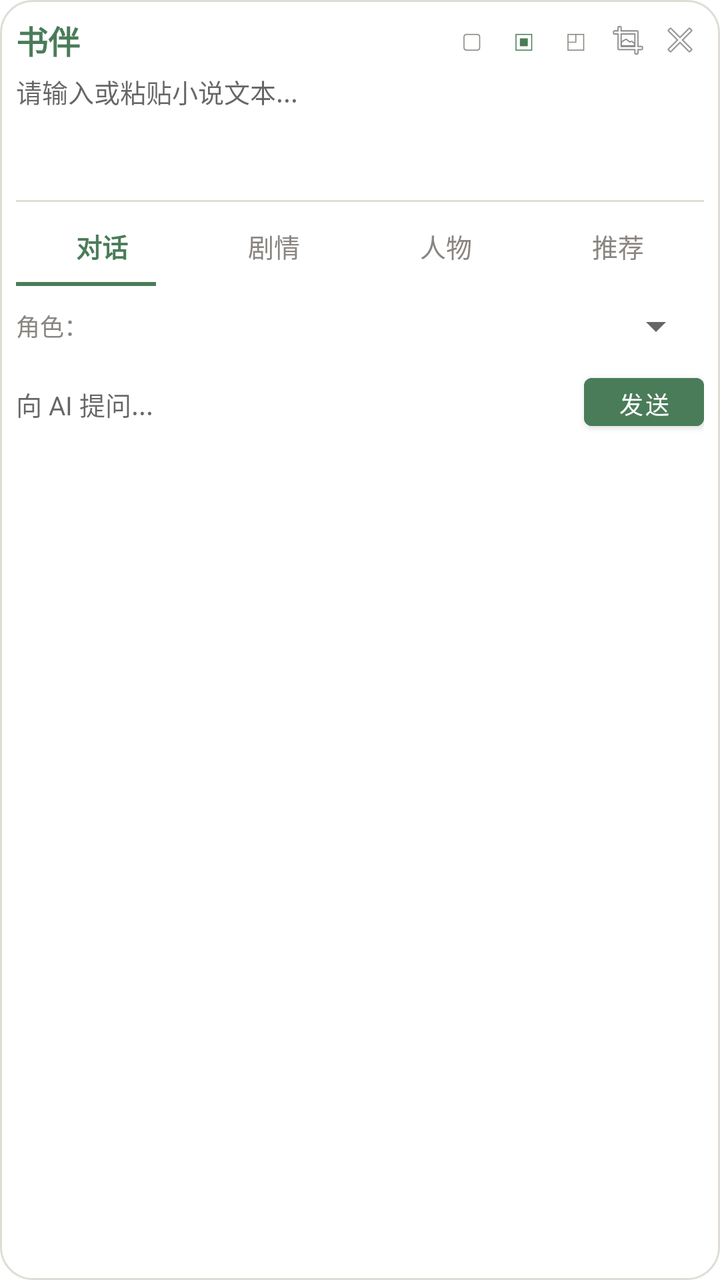
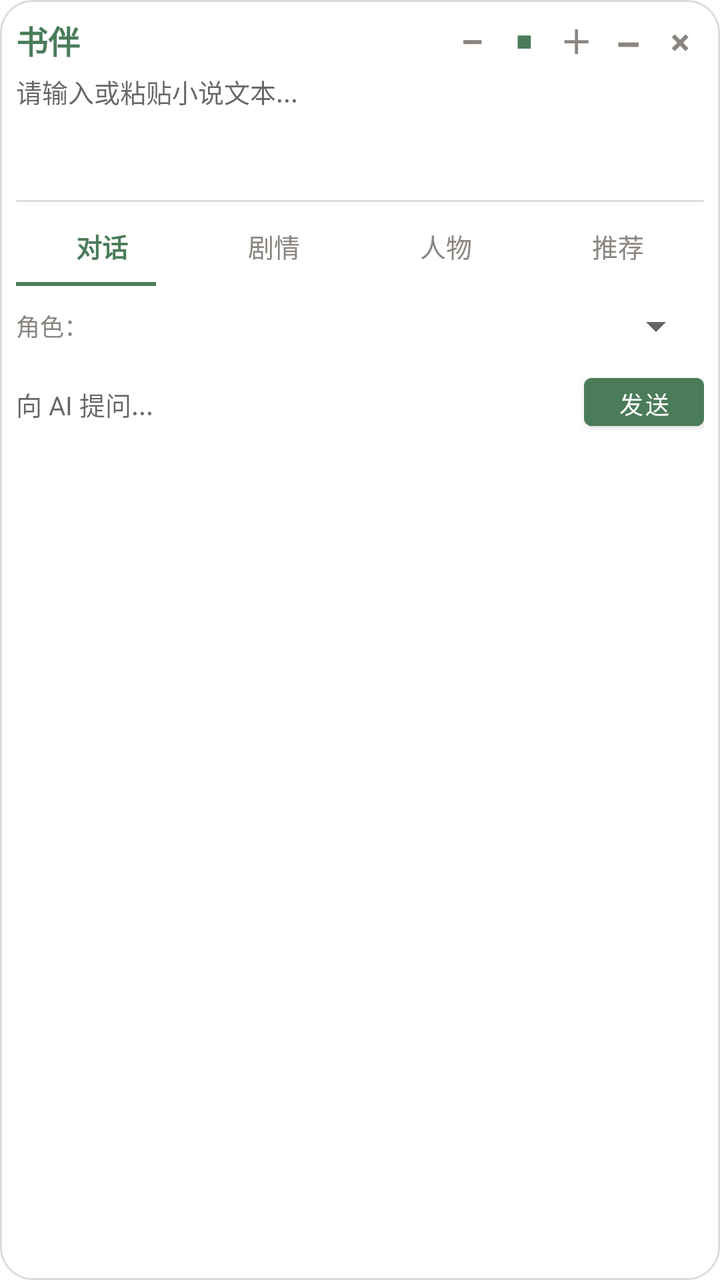

Two renders of the same Android screen: before a commit and after it. Below are the layout's source before the change and the commit's diff.
<!-- AndroidManifest.xml: application theme Theme.ShuBan -->
<!-- res/layout/floating_window.xml -->
<?xml version="1.0" encoding="utf-8"?>
<LinearLayout
    xmlns:android="http://schemas.android.com/apk/res/android"
    xmlns:app="http://schemas.android.com/apk/res-auto"
    android:layout_width="match_parent"
    android:layout_height="match_parent"
    android:background="@drawable/floating_window_bg"
    android:orientation="vertical"
    android:padding="8dp">

    <LinearLayout
        android:id="@+id/header_layout"
        android:layout_width="match_parent"
        android:layout_height="wrap_content"
        android:gravity="center_vertical"
        android:orientation="horizontal">

        <TextView
            android:id="@+id/tv_title"
            android:layout_width="0dp"
            android:layout_height="match_parent"
            android:layout_weight="1"
            android:text="@string/app_name"
            android:textColor="@color/primary"
            android:textSize="16sp"
            android:textStyle="bold"
            android:gravity="center_vertical" />

        <TextView
            android:id="@+id/btn_size_small"
            android:layout_width="24dp"
            android:layout_height="24dp"
            android:layout_marginEnd="2dp"
            android:gravity="center"
            android:text="▢"
            android:textColor="@color/text_secondary"
            android:textSize="14sp"
            android:background="?android:attr/selectableItemBackgroundBorderless" />

        <TextView
            android:id="@+id/btn_size_medium"
            android:layout_width="24dp"
            android:layout_height="24dp"
            android:layout_marginEnd="2dp"
            android:gravity="center"
            android:text="▣"
            android:textColor="@color/primary"
            android:textSize="14sp"
            android:background="?android:attr/selectableItemBackgroundBorderless" />

        <TextView
            android:id="@+id/btn_size_large"
            android:layout_width="24dp"
            android:layout_height="24dp"
            android:layout_marginEnd="2dp"
            android:gravity="center"
            android:text="◰"
            android:textColor="@color/text_secondary"
            android:textSize="14sp"
            android:background="?android:attr/selectableItemBackgroundBorderless" />

        <ImageView
            android:id="@+id/btn_minimize"
            android:layout_width="24dp"
            android:layout_height="24dp"
            android:layout_marginEnd="2dp"
            android:padding="2dp"
            android:src="@android:drawable/ic_menu_crop"
            android:contentDescription="最小化" />

        <ImageView
            android:id="@+id/btn_close"
            android:layout_width="24dp"
            android:layout_height="24dp"
            android:padding="2dp"
            android:src="@android:drawable/ic_menu_close_clear_cancel"
            android:contentDescription="关闭" />

    </LinearLayout>

    <EditText
        android:id="@+id/et_input_text"
        android:layout_width="match_parent"
        android:layout_height="60dp"
        android:layout_marginTop="4dp"
        android:background="@android:color/transparent"
        android:gravity="top|start"
        android:hint="@string/hint_input_text"
        android:inputType="textMultiLine"
        android:textSize="13sp" />

    <View
        android:layout_width="match_parent"
        android:layout_height="1dp"
        android:layout_marginTop="4dp"
        android:background="@color/divider" />

    <LinearLayout
        android:layout_width="match_parent"
        android:layout_height="wrap_content"
        android:layout_marginTop="4dp"
        android:orientation="horizontal">

        <TextView
            android:id="@+id/tab_chat"
            android:layout_width="0dp"
            android:layout_height="36dp"
            android:layout_weight="1"
            android:gravity="center"
            android:text="对话"
            android:textColor="@color/primary"
            android:textSize="13sp"
            android:textStyle="bold" />

        <TextView
            android:id="@+id/tab_summary"
            android:layout_width="0dp"
            android:layout_height="36dp"
            android:layout_weight="1"
            android:gravity="center"
            android:text="剧情"
            android:textColor="@color/text_secondary"
            android:textSize="13sp" />

        <TextView
            android:id="@+id/tab_characters"
            android:layout_width="0dp"
            android:layout_height="36dp"
            android:layout_weight="1"
            android:gravity="center"
            android:text="人物"
            android:textColor="@color/text_secondary"
            android:textSize="13sp" />

        <TextView
            android:id="@+id/tab_recommend"
            android:layout_width="0dp"
            android:layout_height="36dp"
            android:layout_weight="1"
            android:gravity="center"
            android:text="推荐"
            android:textColor="@color/text_secondary"
            android:textSize="13sp" />

    </LinearLayout>

    <View
        android:id="@+id/tab_indicator"
        android:layout_width="70dp"
        android:layout_height="2dp"
        android:layout_marginStart="0dp"
        android:background="@color/primary" />

    <FrameLayout
        android:id="@+id/content_container"
        android:layout_width="match_parent"
        android:layout_height="0dp"
        android:layout_weight="1"
        android:layout_marginTop="4dp">

        
        <LinearLayout
            android:id="@+id/layout_chat"
            android:layout_width="match_parent"
            android:layout_height="match_parent"
            android:orientation="vertical"
            android:visibility="visible">

            <LinearLayout
                android:layout_width="match_parent"
                android:layout_height="wrap_content"
                android:orientation="horizontal"
                android:gravity="center_vertical">

                <TextView
                    android:layout_width="wrap_content"
                    android:layout_height="wrap_content"
                    android:text="角色："
                    android:textSize="12sp"
                    android:textColor="@color/text_secondary" />

                <Spinner
                    android:id="@+id/spinner_character"
                    android:layout_width="0dp"
                    android:layout_height="32dp"
                    android:layout_weight="1"
                    android:textSize="12sp" />

            </LinearLayout>

            <LinearLayout
                android:layout_width="match_parent"
                android:layout_height="wrap_content"
                android:layout_marginTop="4dp"
                android:orientation="horizontal">

                <EditText
                    android:id="@+id/et_question"
                    android:layout_width="0dp"
                    android:layout_height="36dp"
                    android:layout_weight="1"
                    android:background="@android:color/transparent"
                    android:hint="@string/hint_input_question"
                    android:inputType="text"
                    android:textSize="13sp" />

                <Button
                    android:id="@+id/btn_send"
                    android:layout_width="60dp"
                    android:layout_height="36dp"
                    android:layout_marginStart="8dp"
                    android:backgroundTint="@color/primary"
                    android:text="发送"
                    android:textColor="@color/white"
                    android:textSize="12sp" />

            </LinearLayout>

            <ScrollView
                android:layout_width="match_parent"
                android:layout_height="0dp"
                android:layout_marginTop="4dp"
                android:layout_weight="1">

                <TextView
                    android:id="@+id/tv_chat_response"
                    android:layout_width="match_parent"
                    android:layout_height="wrap_content"
                    android:textColor="@color/text_primary"
                    android:textSize="13sp" />

            </ScrollView>

        </LinearLayout>

        
        <LinearLayout
            android:id="@+id/layout_summary"
            android:layout_width="match_parent"
            android:layout_height="match_parent"
            android:orientation="vertical"
            android:visibility="gone">

            <LinearLayout
                android:layout_width="match_parent"
                android:layout_height="wrap_content"
                android:orientation="horizontal">

                <Button
                    android:id="@+id/btn_analyze"
                    android:layout_width="0dp"
                    android:layout_height="32dp"
                    android:layout_weight="1"
                    android:backgroundTint="@color/primary"
                    android:text="摘要"
                    android:textColor="@color/white"
                    android:textSize="12sp"
                    android:layout_marginEnd="4dp" />

                <Button
                    android:id="@+id/btn_emotion"
                    android:layout_width="0dp"
                    android:layout_height="32dp"
                    android:layout_weight="1"
                    android:backgroundTint="@color/accent"
                    android:text="情感"
                    android:textColor="@color/white"
                    android:textSize="12sp"
                    android:layout_marginEnd="4dp" />

                <Button
                    android:id="@+id/btn_timeline"
                    android:layout_width="0dp"
                    android:layout_height="32dp"
                    android:layout_weight="1"
                    android:backgroundTint="@color/primary_dark"
                    android:text="时间线"
                    android:textColor="@color/white"
                    android:textSize="12sp" />

            </LinearLayout>

            <ScrollView
                android:layout_width="match_parent"
                android:layout_height="0dp"
                android:layout_weight="1"
                android:layout_marginTop="4dp">

                <TextView
                    android:id="@+id/tv_summary"
                    android:layout_width="match_parent"
                    android:layout_height="wrap_content"
                    android:padding="4dp"
                    android:text='粘贴文本后点击上方按钮分析...'
                    android:textColor="@color/text_secondary"
                    android:textSize="13sp" />

            </ScrollView>

        </LinearLayout>

        
        <LinearLayout
            android:id="@+id/layout_characters"
            android:layout_width="match_parent"
            android:layout_height="match_parent"
            android:orientation="vertical"
            android:visibility="gone">

            <LinearLayout
                android:layout_width="match_parent"
                android:layout_height="wrap_content"
                android:orientation="horizontal">

                <Button
                    android:id="@+id/btn_character"
                    android:layout_width="0dp"
                    android:layout_height="32dp"
                    android:layout_weight="1"
                    android:backgroundTint="@color/primary"
                    android:text="卡片"
                    android:textColor="@color/white"
                    android:textSize="12sp"
                    android:layout_marginEnd="4dp" />

                <Button
                    android:id="@+id/btn_relation"
                    android:layout_width="0dp"
                    android:layout_height="32dp"
                    android:layout_weight="1"
                    android:backgroundTint="@color/accent"
                    android:text="关系"
                    android:textColor="@color/white"
                    android:textSize="12sp" />

            </LinearLayout>

            <ScrollView
                android:layout_width="match_parent"
                android:layout_height="0dp"
                android:layout_weight="1"
                android:layout_marginTop="4dp">

                <LinearLayout
                    android:id="@+id/character_container"
                    android:layout_width="match_parent"
                    android:layout_height="wrap_content"
                    android:orientation="vertical">

                </LinearLayout>

            </ScrollView>

        </LinearLayout>

        
        <LinearLayout
            android:id="@+id/layout_recommend"
            android:layout_width="match_parent"
            android:layout_height="match_parent"
            android:orientation="vertical"
            android:visibility="gone">

            <Button
                android:id="@+id/btn_recommend"
                android:layout_width="match_parent"
                android:layout_height="32dp"
                android:backgroundTint="@color/primary"
                android:text="获取推荐"
                android:textColor="@color/white"
                android:textSize="12sp" />

            <ScrollView
                android:layout_width="match_parent"
                android:layout_height="0dp"
                android:layout_weight="1"
                android:layout_marginTop="4dp">

                <LinearLayout
                    android:id="@+id/recommend_container"
                    android:layout_width="match_parent"
                    android:layout_height="wrap_content"
                    android:orientation="vertical">

                    <TextView
                        android:layout_width="match_parent"
                        android:layout_height="wrap_content"
                        android:gravity="center"
                        android:padding="16dp"
                        android:text="粘贴文本获取推荐"
                        android:textColor="@color/text_secondary"
                        android:textSize="13sp" />

                </LinearLayout>

            </ScrollView>

        </LinearLayout>

    </FrameLayout>

</LinearLayout>
<!-- resources referenced by this layout -->
<resources>
  <color name="accent">#C4956A</color>
  <color name="divider">#E0DCD6</color>
  <color name="primary">#4A7C59</color>
  <color name="primary_dark">#3a6347</color>
  <color name="text_primary">#2D2A26</color>
  <color name="text_secondary">#8A8580</color>
  <color name="white">#FFFFFF</color>
  <!-- drawable floating_window_bg (drawable) -->
  <?xml version="1.0" encoding="utf-8"?>
  <shape xmlns:android="http://schemas.android.com/apk/res/android"
      android:shape="rectangle">
      <solid android:color="@color/card_background" />
      <corners android:radius="16dp" />
      <stroke
          android:width="1dp"
          android:color="@color/divider" />
  </shape>
  <string name="app_name">书伴</string>
  <string name="hint_input_question">向 AI 提问...</string>
  <string name="hint_input_text">请输入或粘贴小说文本...</string>
  <style name="Theme.ShuBan" parent="Theme.MaterialComponents.DayNight.NoActionBar">
          <item name="colorPrimary">@color/primary</item>
          <item name="colorPrimaryVariant">@color/primary_dark</item>
          <item name="colorOnPrimary">@color/white</item>
          <item name="colorSecondary">@color/accent</item>
          <item name="colorOnSecondary">@color/white</item>
          <item name="android:statusBarColor">@color/primary_dark</item>
      </style>
  <color name="card_background">#FFFFFF</color>
</resources>

<!-- the commit's change to res/layout/floating_window.xml (unified diff, before → after) -->
@@ -32,9 +32,10 @@
             android:layout_height="24dp"
             android:layout_marginEnd="2dp"
             android:gravity="center"
-            android:text="▢"
-            android:textColor="@color/text_secondary"
-            android:textSize="14sp"
+            android:text="–"
+            android:textColor="@color/text_secondary"
+            android:textSize="18sp"
+            android:textStyle="bold"
             android:background="?android:attr/selectableItemBackgroundBorderless" />
 
         <TextView
@@ -43,9 +44,9 @@
             android:layout_height="24dp"
             android:layout_marginEnd="2dp"
             android:gravity="center"
-            android:text="▣"
+            android:text="■"
             android:textColor="@color/primary"
-            android:textSize="14sp"
+            android:textSize="11sp"
             android:background="?android:attr/selectableItemBackgroundBorderless" />
 
         <TextView
@@ -54,27 +55,34 @@
             android:layout_height="24dp"
             android:layout_marginEnd="2dp"
             android:gravity="center"
-            android:text="◰"
-            android:textColor="@color/text_secondary"
-            android:textSize="14sp"
+            android:text="＋"
+            android:textColor="@color/text_secondary"
+            android:textSize="16sp"
+            android:textStyle="bold"
             android:background="?android:attr/selectableItemBackgroundBorderless" />
 
-        <ImageView
+        <TextView
             android:id="@+id/btn_minimize"
             android:layout_width="24dp"
             android:layout_height="24dp"
             android:layout_marginEnd="2dp"
-            android:padding="2dp"
-            android:src="@android:drawable/ic_menu_crop"
-            android:contentDescription="最小化" />
-
-        <ImageView
+            android:gravity="center"
+            android:text="–"
+            android:textColor="@color/text_secondary"
+            android:textSize="20sp"
+            android:textStyle="bold"
+            android:background="?android:attr/selectableItemBackgroundBorderless" />
+
+        <TextView
             android:id="@+id/btn_close"
             android:layout_width="24dp"
             android:layout_height="24dp"
-            android:padding="2dp"
-            android:src="@android:drawable/ic_menu_close_clear_cancel"
-            android:contentDescription="关闭" />
+            android:gravity="center"
+            android:text="×"
+            android:textColor="@color/text_secondary"
+            android:textSize="18sp"
+            android:textStyle="bold"
+            android:background="?android:attr/selectableItemBackgroundBorderless" />
 
     </LinearLayout>
 
